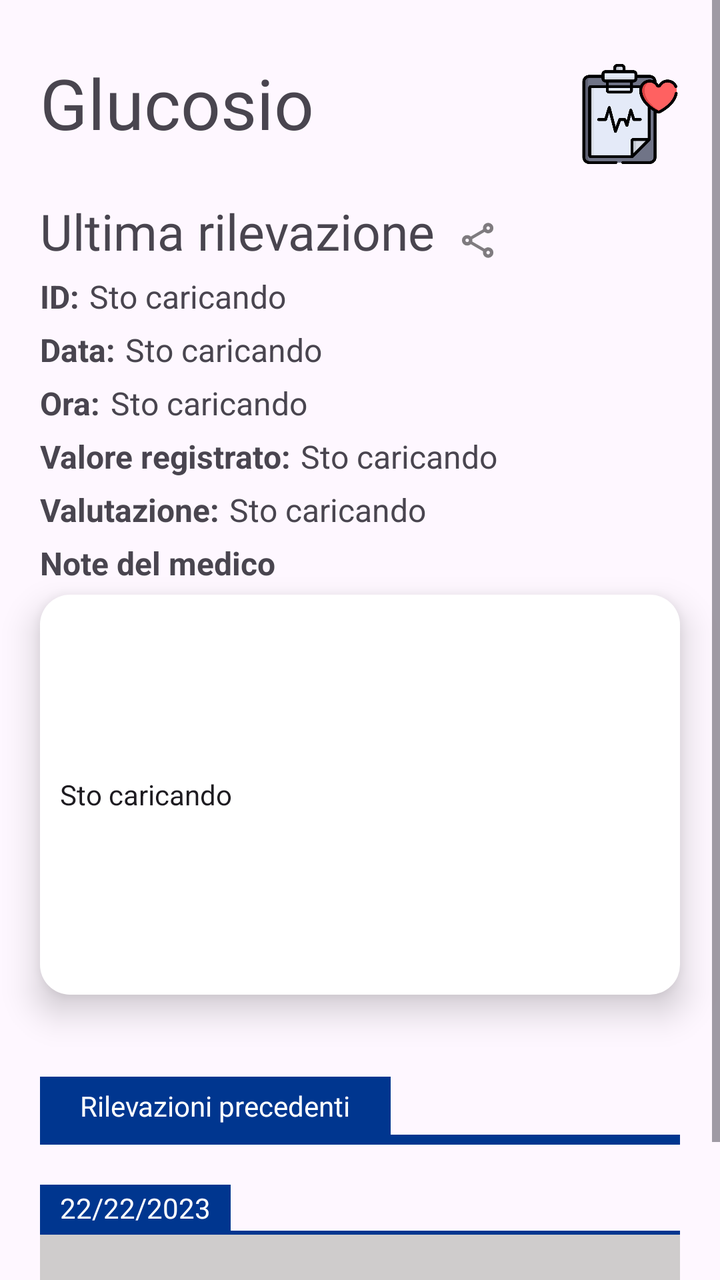
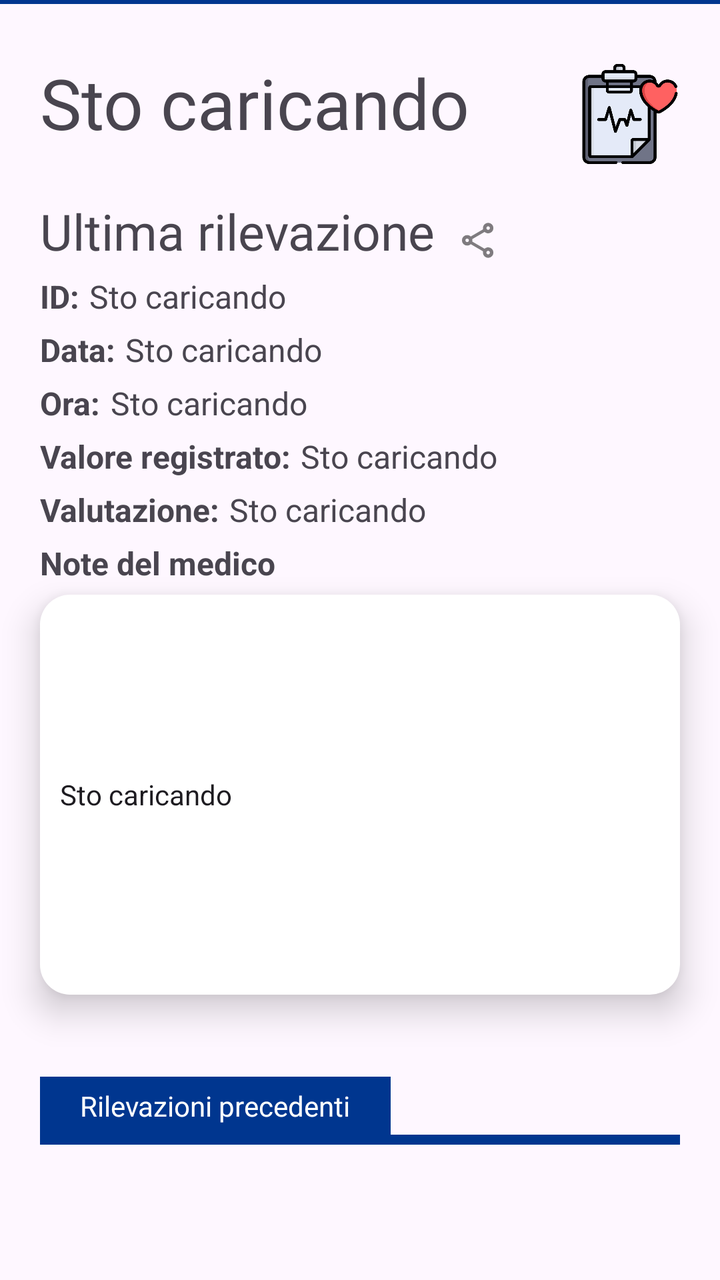

The first picture is an Android layout as it rendered before a commit; the second is the same layout after the commit. The layout source and the unified diff follow.
<!-- AndroidManifest.xml: application theme Theme.AsilApp -->
<!-- res/layout/fragment_detail_health_history.xml -->
<?xml version="1.0" encoding="utf-8"?>
<ScrollView xmlns:app="http://schemas.android.com/apk/res-auto"
    xmlns:tools="http://schemas.android.com/tools"
    android:layout_width="match_parent"
    android:layout_height="match_parent"
    android:fadeScrollbars="false"
    android:scrollbars="vertical"
    xmlns:android="http://schemas.android.com/apk/res/android">
    <androidx.constraintlayout.widget.ConstraintLayout
        android:id="@+id/detailHealthHistoryLayout"
        android:layout_width="match_parent"
        android:layout_height="match_parent"
        tools:context=".view.home.DetailHealthHistoryFragment">


        <TextView
            android:id="@+id/detailHealthHistoryTitle"
            android:layout_width="270dp"
            android:fadeScrollbars="false"
            android:layout_height="wrap_content"
            android:layout_marginLeft="@dimen/marginLeftRightDetailHealthHistory"
            android:layout_marginTop="28dp"
            android:layout_marginRight="@dimen/marginLeftRightDetailHealthHistory"
            android:fontFamily="@font/titillium_web_bold"
            android:text="Glucosio"
            android:textSize="@dimen/textDetailHealthHistoryTitle"
            app:layout_constraintHorizontal_bias="0.0"
            app:layout_constraintLeft_toLeftOf="parent"
            app:layout_constraintRight_toLeftOf="@+id/iconDetailTitle"
            app:layout_constraintTop_toTopOf="parent" />

        <ImageView
            android:id="@+id/iconDetailTitle"
            android:layout_width="50dp"
            android:layout_height="50dp"
            android:layout_marginTop="32dp"
            android:layout_marginRight="20dp"
            android:src="@drawable/medical_history"
            app:layout_constraintRight_toRightOf="parent"
            app:layout_constraintStart_toEndOf="@+id/detailHealthHistoryTitle"
            app:layout_constraintTop_toTopOf="parent">

        </ImageView>

        <TextView
            android:id="@+id/lastRecordHealthHistory"
            android:layout_width="wrap_content"
            android:layout_height="wrap_content"
            android:layout_marginStart="@dimen/marginLeftRightDetailHealthHistory"
            android:layout_marginTop="24dp"
            android:fontFamily="@font/titillium_web_bold"
            android:text="@string/lastRecordHealtHistory"
            android:textSize="25dp"
            app:layout_constraintStart_toStartOf="parent"
            app:layout_constraintTop_toBottomOf="@+id/detailHealthHistoryTitle" />


        <ImageView
            android:id="@+id/shareDetailHealthHistory"
            android:layout_width="35dp"
            android:layout_height="35dp"
            android:layout_marginLeft="4dp"
            android:layout_marginTop="28dp"
            android:clickable="true"
            android:foreground="?android:attr/selectableItemBackground"
            android:padding="7dp"
            android:src="@drawable/share_fill0_wght400_grad0_opsz24"
            app:layout_constraintLeft_toRightOf="@+id/lastRecordHealthHistory"
            app:layout_constraintTop_toBottomOf="@+id/detailHealthHistoryTitle" />



        <TextView
            android:id="@+id/idLastRecordHealthHistoryLabel"
            android:layout_width="wrap_content"
            android:layout_height="wrap_content"
            android:layout_marginStart="@dimen/marginLeftRightDetailHealthHistory"
            android:layout_marginTop="5dp"
            android:text="@string/idLastRecordHealthHistoryLabel"
            android:textSize="@dimen/valueDetailHealthHistory"
            android:textStyle="bold"
            app:layout_constraintStart_toStartOf="parent"
            app:layout_constraintTop_toBottomOf="@+id/lastRecordHealthHistory" />

        <TextView
            android:id="@+id/idLastRecordHealthHistory"
            android:layout_width="wrap_content"
            android:layout_height="wrap_content"
            android:layout_marginLeft="5dp"
            android:layout_marginTop="5dp"
            android:text="@string/iAmLoading"
            android:textSize="@dimen/valueDetailHealthHistory"
            app:layout_constraintLeft_toRightOf="@+id/idLastRecordHealthHistoryLabel"
            app:layout_constraintTop_toBottomOf="@+id/lastRecordHealthHistory" />

        <TextView
            android:id="@+id/dateLastRecordHealthHistoryLabel"
            android:layout_width="wrap_content"
            android:layout_height="wrap_content"
            android:layout_marginStart="@dimen/marginLeftRightDetailHealthHistory"
            android:layout_marginTop="5dp"
            android:text="@string/dateLastRecordHealthHistoryLabel"
            android:textSize="@dimen/valueDetailHealthHistory"
            android:textStyle="bold"
            app:layout_constraintStart_toStartOf="parent"
            app:layout_constraintTop_toBottomOf="@+id/idLastRecordHealthHistoryLabel" />

        <TextView
            android:id="@+id/dateLastRecordHealthHistory"
            android:layout_width="wrap_content"
            android:layout_height="wrap_content"
            android:layout_marginLeft="5dp"
            android:layout_marginTop="5dp"
            android:text="@string/iAmLoading"
            android:textSize="@dimen/valueDetailHealthHistory"
            app:layout_constraintLeft_toRightOf="@+id/dateLastRecordHealthHistoryLabel"
            app:layout_constraintTop_toBottomOf="@+id/idLastRecordHealthHistoryLabel" />


        <TextView
            android:id="@+id/timeLastRecordHealthHistoryLabel"
            android:layout_width="wrap_content"
            android:layout_height="wrap_content"
            android:layout_marginStart="@dimen/marginLeftRightDetailHealthHistory"
            android:layout_marginTop="5dp"
            android:text="@string/timeLastRecordHealthHistoryLabel"
            android:textSize="@dimen/valueDetailHealthHistory"
            android:textStyle="bold"
            app:layout_constraintStart_toStartOf="parent"
            app:layout_constraintTop_toBottomOf="@+id/dateLastRecordHealthHistory" />

        <TextView
            android:id="@+id/timeLastRecordHealthHistory"
            android:layout_width="wrap_content"
            android:layout_height="wrap_content"
            android:layout_marginLeft="5dp"
            android:layout_marginTop="5dp"
            android:text="@string/iAmLoading"
            android:textSize="@dimen/valueDetailHealthHistory"
            app:layout_constraintLeft_toRightOf="@+id/timeLastRecordHealthHistoryLabel"
            app:layout_constraintTop_toBottomOf="@+id/dateLastRecordHealthHistory" />



        <TextView
            android:id="@+id/valueLastRecordHealthHistoryLabel"
            android:layout_width="wrap_content"
            android:layout_height="wrap_content"
            android:layout_marginStart="20dp"
            android:layout_marginTop="5dp"
            android:text="@string/valueLastRecordHealthHistoryLabel"
            android:textSize="@dimen/valueDetailHealthHistory"
            android:textStyle="bold"
            app:layout_constraintStart_toStartOf="parent"
            app:layout_constraintTop_toBottomOf="@+id/timeLastRecordHealthHistory" />

        <TextView
            android:id="@+id/valueLastRecordHealthHistory"
            android:layout_width="wrap_content"
            android:layout_height="wrap_content"
            android:layout_marginLeft="5dp"
            android:layout_marginTop="5dp"
            android:text="@string/iAmLoading"
            android:textSize="@dimen/valueDetailHealthHistory"
            app:layout_constraintLeft_toRightOf="@+id/valueLastRecordHealthHistoryLabel"
            app:layout_constraintTop_toBottomOf="@+id/timeLastRecordHealthHistory" />

        <TextView
            android:id="@+id/unityDetaildHealthHistory"
            android:layout_width="wrap_content"
            android:layout_height="wrap_content"
            android:layout_marginTop="5dp"
            android:textSize="@dimen/valueDetailHealthHistory"
            app:layout_constraintLeft_toRightOf="@+id/valueLastRecordHealthHistory"
            app:layout_constraintTop_toBottomOf="@+id/timeLastRecordHealthHistory" />



        <TextView
            android:id="@+id/evalutationLastRecordHealthHistoryLabel"
            android:layout_width="wrap_content"
            android:layout_height="wrap_content"
            android:layout_marginStart="@dimen/marginLeftRightDetailHealthHistory"
            android:layout_marginTop="5dp"
            android:text="@string/evalutationLastRecordHealthHistoryLabel"
            android:textSize="@dimen/valueDetailHealthHistory"
            android:textStyle="bold"
            app:layout_constraintStart_toStartOf="parent"
            app:layout_constraintTop_toBottomOf="@+id/valueLastRecordHealthHistory" />

        <TextView
            android:id="@+id/evalutationLastRecordHealthHistory"
            android:layout_width="wrap_content"
            android:layout_height="wrap_content"
            android:layout_marginLeft="5dp"
            android:layout_marginTop="5dp"
            android:text="@string/iAmLoading"
            android:textSize="@dimen/valueDetailHealthHistory"
            app:layout_constraintLeft_toRightOf="@+id/evalutationLastRecordHealthHistoryLabel"
            app:layout_constraintTop_toBottomOf="@+id/valueLastRecordHealthHistory" />



        <TextView
            android:id="@+id/doctorNotesLastRecordHealthHistoryLabel"
            android:layout_width="wrap_content"
            android:layout_height="wrap_content"
            android:layout_marginStart="@dimen/marginLeftRightDetailHealthHistory"
            android:layout_marginTop="5dp"
            android:text="@string/doctorNotesLastRecordHealthHistoryLabel"
            android:textSize="@dimen/valueDetailHealthHistory"
            android:textStyle="bold"
            app:layout_constraintStart_toStartOf="parent"
            app:layout_constraintTop_toBottomOf="@+id/evalutationLastRecordHealthHistory" />


        <EditText
            android:id="@+id/doctorNotesLastRecordHealthHistory"
            android:layout_width="match_parent"
            android:layout_height="200dp"
            android:layout_marginStart="@dimen/marginLeftRightDetailHealthHistory"
            android:layout_marginTop="5dp"
            android:layout_marginEnd="@dimen/marginLeftRightDetailHealthHistory"
            android:background="@drawable/rounded"
            android:cursorVisible="true"
            android:editable="false"
            android:elevation="10dp"
            android:fadeScrollbars="false"
            android:padding="10dp"
            android:scrollbarAlwaysDrawHorizontalTrack="false"
            android:scrollbarAlwaysDrawVerticalTrack="false"
            android:scrollbars="vertical"
            android:text="@string/iAmLoading"
            android:textSize="@dimen/textSizeDoctorNotes"
            app:layout_constraintEnd_toEndOf="parent"
            app:layout_constraintStart_toStartOf="parent"
            app:layout_constraintTop_toBottomOf="@+id/doctorNotesLastRecordHealthHistoryLabel" />


        <TextView
            android:layout_width="wrap_content"
            app:layout_constraintBottom_toTopOf="@+id/blackLine"
            app:layout_constraintLeft_toLeftOf="parent"
            android:layout_marginLeft="@dimen/marginLeftRightDetailHealthHistory"
            android:textColor="@color/white"
            android:paddingLeft="20dp"
            android:paddingRight="20dp"
            android:paddingTop="5dp"
            android:paddingBottom="5dp"
            android:background="@color/appMainColorDark"
            android:text="Rilevazioni precedenti"
            android:layout_height="wrap_content">
        </TextView>

        <View
            android:id="@+id/blackLine"
            app:layout_constraintTop_toBottomOf="@+id/doctorNotesLastRecordHealthHistory"
            android:background="@color/appMainColorDark"
            app:layout_constraintStart_toStartOf="parent"
            app:layout_constraintEnd_toEndOf="parent"
            android:layout_marginStart="@dimen/marginLeftRightDetailHealthHistory"
            android:layout_marginEnd="@dimen/marginLeftRightDetailHealthHistory"
            android:layout_marginTop="70dp"
            android:layout_width = "match_parent"
            android:layout_height="5dp"/>






        <LinearLayout
            android:layout_width="match_parent"
            android:orientation="vertical"
            android:layout_marginLeft="@dimen/marginLeftRightDetailHealthHistory"
            android:layout_marginRight="@dimen/marginLeftRightDetailHealthHistory"
            app:layout_constraintTop_toBottomOf="@+id/blackLine"
            android:layout_height="match_parent">

            <TextView
                android:layout_width="wrap_content"
                android:layout_height="wrap_content"
                android:layout_marginTop="@dimen/marginTopHealthHistory"
                android:background="@color/appMainColorDark"
                android:paddingLeft="10dp"
                android:paddingRight="10dp"
                android:paddingTop="2dp"
                android:paddingBottom="2dp"
                android:text="22/22/2023"
                android:textColor="@color/white" />

            <View
                android:layout_width="match_parent"
                android:background="@color/appMainColorDark"
                android:layout_height="2dp"></View>

            <androidx.constraintlayout.widget.ConstraintLayout
                android:id="@+id/layoutOldHealthHistory"
                android:layout_width="match_parent"
                android:background="@color/colodOldHealthHistory"
                android:layout_height="@dimen/heightHealthHistory"
                android:layout_marginTop="0dp">

                <TextView
                    android:id="@+id/oldTitleHealthHistoryLabel"
                    android:layout_width="wrap_content"
                    android:layout_height="wrap_content"
                    android:layout_marginLeft="@dimen/marginLeftRightDetailHealthHistory"
                    android:layout_marginTop="20dp"
                    android:fontFamily="@font/titillium_web_bold"
                    android:text="@string/temperatureHealthHistory"
                    android:textColor="@color/white"
                    android:textSize="@dimen/textTitleHealthHistory"
                    app:layout_constraintLeft_toLeftOf="parent"
                    app:layout_constraintTop_toTopOf="parent" />


                <TextView
                    android:id="@+id/oldTitleHealthHistory"
                    android:layout_width="wrap_content"
                    android:layout_height="wrap_content"
                    android:layout_marginRight="5dp"
                    android:layout_marginBottom="16dp"
                    android:fontFamily="@font/titillium_web_bold"
                    android:text="36°"
                    android:textColor="@color/white"
                    android:textSize="@dimen/resultHealthHistory"
                    app:layout_constraintBottom_toBottomOf="parent"
                    app:layout_constraintRight_toRightOf="parent" />


                <TextView
                    android:id="@+id/unityOldHealthHistory"
                    android:layout_width="wrap_content"
                    android:layout_height="wrap_content"
                    android:layout_marginRight="5dp"
                    android:layout_marginBottom="3dp"
                    android:fontFamily="@font/titillium_web_bold"
                    android:text="@string/unityTemperature"
                    android:textColor="@color/white"
                    android:textSize="@dimen/resultUnityHealthHistory"
                    app:layout_constraintBottom_toBottomOf="parent"
                    app:layout_constraintRight_toRightOf="parent"
                    app:layout_constraintTop_toBottomOf="@+id/oldTitleHealthHistory" />


                <TextView
                    android:id="@+id/oldTitleHealthHistoryEvalutationLabel"
                    android:layout_width="wrap_content"
                    android:layout_height="wrap_content"
                    android:layout_marginLeft="@dimen/marginLeftRightDetailHealthHistory"
                    android:layout_marginBottom="25dp"
                    android:text="@string/evalutationHealthHistoryLabel"
                    android:textColor="@color/white"
                    android:textSize="13dp"
                    app:layout_constraintBottom_toBottomOf="parent"
                    app:layout_constraintLeft_toLeftOf="parent" />


                <TextView
                    android:id="@+id/oldTitleHealthHistoryEvalutation"
                    android:layout_width="wrap_content"
                    android:layout_height="wrap_content"
                    android:layout_marginStart="3dp"
                    android:layout_marginBottom="25dp"
                    android:text="buono 🟢"
                    android:textColor="@color/white"
                    android:textSize="13dp"
                    app:layout_constraintBottom_toBottomOf="parent"
                    app:layout_constraintLeft_toLeftOf="parent"
                    app:layout_constraintStart_toEndOf="@+id/oldTitleHealthHistoryEvalutationLabel" />
            </androidx.constraintlayout.widget.ConstraintLayout>
        </LinearLayout>
    </androidx.constraintlayout.widget.ConstraintLayout>
</ScrollView>
<!-- resources referenced by this layout -->
<resources>
  <color name="appMainColorDark">#00368f</color>
  <color name="colodOldHealthHistory">#cfcccc</color>
  <color name="white">#FFFFFFFF</color>
  <dimen name="heightHealthHistory">100dp</dimen>
  <dimen name="marginLeftRightDetailHealthHistory">20dp</dimen>
  <dimen name="marginTopHealthHistory">20dp</dimen>
  <dimen name="resultHealthHistory">50dp</dimen>
  <dimen name="resultUnityHealthHistory">13dp</dimen>
  <dimen name="textDetailHealthHistoryTitle">35dp</dimen>
  <dimen name="textSizeDoctorNotes">14dp</dimen>
  <dimen name="textTitleHealthHistory">18dp</dimen>
  <dimen name="valueDetailHealthHistory">16dp</dimen>
  <!-- drawable medical_history: png bitmap (drawable, 22999 bytes) -->
  <!-- drawable rounded (drawable) -->
  <?xml version="1.0" encoding="utf-8"?>
  <shape xmlns:android="http://schemas.android.com/apk/res/android"
      android:shape="rectangle"
      android:padding="10dp">
      <solid android:color="#FFFFFF" />
      <corners
          android:bottomRightRadius="15dp"
          android:bottomLeftRadius="15dp"
          android:topLeftRadius="15dp"
          android:topRightRadius="15dp" />
  </shape>
  <!-- drawable share_fill0_wght400_grad0_opsz24 (drawable) -->
  <vector android:alpha="0.5" android:autoMirrored="true"
      android:height="24dp" android:viewportHeight="960"
      android:viewportWidth="960" android:width="24dp" xmlns:android="http://schemas.android.com/apk/res/android">
      <path android:fillColor="#FF000000" android:pathData="M720,880q-50,0 -85,-35t-35,-85q0,-7 1,-14.5t3,-13.5L322,568q-17,15 -38,23.5t-44,8.5q-50,0 -85,-35t-35,-85q0,-50 35,-85t85,-35q23,0 44,8.5t38,23.5l282,-164q-2,-6 -3,-13.5t-1,-14.5q0,-50 35,-85t85,-35q50,0 85,35t35,85q0,50 -35,85t-85,35q-23,0 -44,-8.5T638,288L356,452q2,6 3,13.5t1,14.5q0,7 -1,14.5t-3,13.5l282,164q17,-15 38,-23.5t44,-8.5q50,0 85,35t35,85q0,50 -35,85t-85,35ZM720,240q17,0 28.5,-11.5T760,200q0,-17 -11.5,-28.5T720,160q-17,0 -28.5,11.5T680,200q0,17 11.5,28.5T720,240ZM240,520q17,0 28.5,-11.5T280,480q0,-17 -11.5,-28.5T240,440q-17,0 -28.5,11.5T200,480q0,17 11.5,28.5T240,520ZM720,800q17,0 28.5,-11.5T760,760q0,-17 -11.5,-28.5T720,720q-17,0 -28.5,11.5T680,760q0,17 11.5,28.5T720,800ZM720,200ZM240,480ZM720,760Z"/>
  </vector>
  <string name="dateLastRecordHealthHistoryLabel">Data:</string>
  <string name="doctorNotesLastRecordHealthHistoryLabel">Note del medico</string>
  <string name="evalutationHealthHistoryLabel">Valutazione:</string>
  <string name="evalutationLastRecordHealthHistoryLabel">Valutazione:</string>
  <string name="iAmLoading">Sto caricando</string>
  <string name="idLastRecordHealthHistoryLabel">ID:</string>
  <string name="lastRecordHealtHistory">Ultima rilevazione</string>
  <string name="temperatureHealthHistory">Temperatura corporea️</string>
  <string name="timeLastRecordHealthHistoryLabel">Ora:</string>
  <string name="unityTemperature">C</string>
  <string name="valueLastRecordHealthHistoryLabel">Valore registrato:</string>
  <style name="Theme.AsilApp" parent="Base.Theme.AsilApp" />
  <style name="Base.Theme.AsilApp" parent="Theme.Material3.DayNight.NoActionBar">
          
          
      </style>
</resources>

<!-- the commit's change to res/layout/fragment_detail_health_history.xml (unified diff, before → after) -->
@@ -16,13 +16,13 @@
         <TextView
             android:id="@+id/detailHealthHistoryTitle"
             android:layout_width="270dp"
-            android:fadeScrollbars="false"
             android:layout_height="wrap_content"
             android:layout_marginLeft="@dimen/marginLeftRightDetailHealthHistory"
             android:layout_marginTop="28dp"
-            android:layout_marginRight="@dimen/marginLeftRightDetailHealthHistory"
+            android:layout_marginRight="10dp"
+            android:fadeScrollbars="false"
             android:fontFamily="@font/titillium_web_bold"
-            android:text="Glucosio"
+            android:text="@string/iAmLoading"
             android:textSize="@dimen/textDetailHealthHistoryTitle"
             app:layout_constraintHorizontal_bias="0.0"
             app:layout_constraintLeft_toLeftOf="parent"
@@ -165,14 +165,7 @@
             app:layout_constraintLeft_toRightOf="@+id/valueLastRecordHealthHistoryLabel"
             app:layout_constraintTop_toBottomOf="@+id/timeLastRecordHealthHistory" />
 
-        <TextView
-            android:id="@+id/unityDetaildHealthHistory"
-            android:layout_width="wrap_content"
-            android:layout_height="wrap_content"
-            android:layout_marginTop="5dp"
-            android:textSize="@dimen/valueDetailHealthHistory"
-            app:layout_constraintLeft_toRightOf="@+id/valueLastRecordHealthHistory"
-            app:layout_constraintTop_toBottomOf="@+id/timeLastRecordHealthHistory" />
+
 
 
 
@@ -269,107 +262,34 @@
 
 
 
-        <LinearLayout
-            android:layout_width="match_parent"
-            android:orientation="vertical"
-            android:layout_marginLeft="@dimen/marginLeftRightDetailHealthHistory"
-            android:layout_marginRight="@dimen/marginLeftRightDetailHealthHistory"
-            app:layout_constraintTop_toBottomOf="@+id/blackLine"
-            android:layout_height="match_parent">
-
-            <TextView
-                android:layout_width="wrap_content"
-                android:layout_height="wrap_content"
-                android:layout_marginTop="@dimen/marginTopHealthHistory"
-                android:background="@color/appMainColorDark"
-                android:paddingLeft="10dp"
-                android:paddingRight="10dp"
-                android:paddingTop="2dp"
-                android:paddingBottom="2dp"
-                android:text="22/22/2023"
-                android:textColor="@color/white" />
 
             <View
                 android:layout_width="match_parent"
                 android:background="@color/appMainColorDark"
                 android:layout_height="2dp"></View>
 
-            <androidx.constraintlayout.widget.ConstraintLayout
+        <FrameLayout
+            android:layout_width="match_parent"
+            app:layout_constraintTop_toBottomOf="@+id/blackLine"
+            android:layout_marginLeft="@dimen/marginLeftRightDetailHealthHistory"
+            android:layout_marginRight="@dimen/marginLeftRightDetailHealthHistory"
+            android:layout_height="wrap_content">
+
+            <LinearLayout
                 android:id="@+id/layoutOldHealthHistory"
                 android:layout_width="match_parent"
-                android:background="@color/colodOldHealthHistory"
-                android:layout_height="@dimen/heightHealthHistory"
-                android:layout_marginTop="0dp">
-
-                <TextView
-                    android:id="@+id/oldTitleHealthHistoryLabel"
-                    android:layout_width="wrap_content"
-                    android:layout_height="wrap_content"
-                    android:layout_marginLeft="@dimen/marginLeftRightDetailHealthHistory"
-                    android:layout_marginTop="20dp"
-                    android:fontFamily="@font/titillium_web_bold"
-                    android:text="@string/temperatureHealthHistory"
-                    android:textColor="@color/white"
-                    android:textSize="@dimen/textTitleHealthHistory"
-                    app:layout_constraintLeft_toLeftOf="parent"
-                    app:layout_constraintTop_toTopOf="parent" />
-
-
-                <TextView
-                    android:id="@+id/oldTitleHealthHistory"
-                    android:layout_width="wrap_content"
-                    android:layout_height="wrap_content"
-                    android:layout_marginRight="5dp"
-                    android:layout_marginBottom="16dp"
-                    android:fontFamily="@font/titillium_web_bold"
-                    android:text="36°"
-                    android:textColor="@color/white"
-                    android:textSize="@dimen/resultHealthHistory"
-                    app:layout_constraintBottom_toBottomOf="parent"
-                    app:layout_constraintRight_toRightOf="parent" />
-
-
-                <TextView
-                    android:id="@+id/unityOldHealthHistory"
-                    android:layout_width="wrap_content"
-                    android:layout_height="wrap_content"
-                    android:layout_marginRight="5dp"
-                    android:layout_marginBottom="3dp"
-                    android:fontFamily="@font/titillium_web_bold"
-                    android:text="@string/unityTemperature"
-                    android:textColor="@color/white"
-                    android:textSize="@dimen/resultUnityHealthHistory"
-                    app:layout_constraintBottom_toBottomOf="parent"
-                    app:layout_constraintRight_toRightOf="parent"
-                    app:layout_constraintTop_toBottomOf="@+id/oldTitleHealthHistory" />
-
-
-                <TextView
-                    android:id="@+id/oldTitleHealthHistoryEvalutationLabel"
-                    android:layout_width="wrap_content"
-                    android:layout_height="wrap_content"
-                    android:layout_marginLeft="@dimen/marginLeftRightDetailHealthHistory"
-                    android:layout_marginBottom="25dp"
-                    android:text="@string/evalutationHealthHistoryLabel"
-                    android:textColor="@color/white"
-                    android:textSize="13dp"
-                    app:layout_constraintBottom_toBottomOf="parent"
-                    app:layout_constraintLeft_toLeftOf="parent" />
-
-
-                <TextView
-                    android:id="@+id/oldTitleHealthHistoryEvalutation"
-                    android:layout_width="wrap_content"
-                    android:layout_height="wrap_content"
-                    android:layout_marginStart="3dp"
-                    android:layout_marginBottom="25dp"
-                    android:text="buono 🟢"
-                    android:textColor="@color/white"
-                    android:textSize="13dp"
-                    app:layout_constraintBottom_toBottomOf="parent"
-                    app:layout_constraintLeft_toLeftOf="parent"
-                    app:layout_constraintStart_toEndOf="@+id/oldTitleHealthHistoryEvalutationLabel" />
-            </androidx.constraintlayout.widget.ConstraintLayout>
+                android:orientation="vertical"
+                android:layout_height="wrap_content">
+
+            <ProgressBar
+                android:id="@+id/oldProgressBar"
+                android:layout_width="50dp"
+                android:layout_marginTop="20dp"
+                android:visibility="gone"
+                android:layout_gravity="center_horizontal"
+                android:layout_height="50dp"/>
+
         </LinearLayout>
+    </FrameLayout>
     </androidx.constraintlayout.widget.ConstraintLayout>
 </ScrollView>
<!-- resource entries referenced after the edit -->
@@ -1,16 +1,10 @@
 <!-- resources referenced by this layout -->
 <resources>
   <color name="appMainColorDark">#00368f</color>
-  <color name="colodOldHealthHistory">#cfcccc</color>
   <color name="white">#FFFFFFFF</color>
-  <dimen name="heightHealthHistory">100dp</dimen>
   <dimen name="marginLeftRightDetailHealthHistory">20dp</dimen>
-  <dimen name="marginTopHealthHistory">20dp</dimen>
-  <dimen name="resultHealthHistory">50dp</dimen>
-  <dimen name="resultUnityHealthHistory">13dp</dimen>
   <dimen name="textDetailHealthHistoryTitle">35dp</dimen>
   <dimen name="textSizeDoctorNotes">14dp</dimen>
-  <dimen name="textTitleHealthHistory">18dp</dimen>
   <dimen name="valueDetailHealthHistory">16dp</dimen>
   <!-- drawable medical_history: png bitmap (drawable, 22999 bytes) -->
   <!-- drawable rounded (drawable) -->
@@ -33,14 +27,11 @@
   </vector>
   <string name="dateLastRecordHealthHistoryLabel">Data:</string>
   <string name="doctorNotesLastRecordHealthHistoryLabel">Note del medico</string>
-  <string name="evalutationHealthHistoryLabel">Valutazione:</string>
   <string name="evalutationLastRecordHealthHistoryLabel">Valutazione:</string>
   <string name="iAmLoading">Sto caricando</string>
   <string name="idLastRecordHealthHistoryLabel">ID:</string>
   <string name="lastRecordHealtHistory">Ultima rilevazione</string>
-  <string name="temperatureHealthHistory">Temperatura corporea️</string>
   <string name="timeLastRecordHealthHistoryLabel">Ora:</string>
-  <string name="unityTemperature">C</string>
   <string name="valueLastRecordHealthHistoryLabel">Valore registrato:</string>
   <style name="Theme.AsilApp" parent="Base.Theme.AsilApp" />
   <style name="Base.Theme.AsilApp" parent="Theme.Material3.DayNight.NoActionBar">
